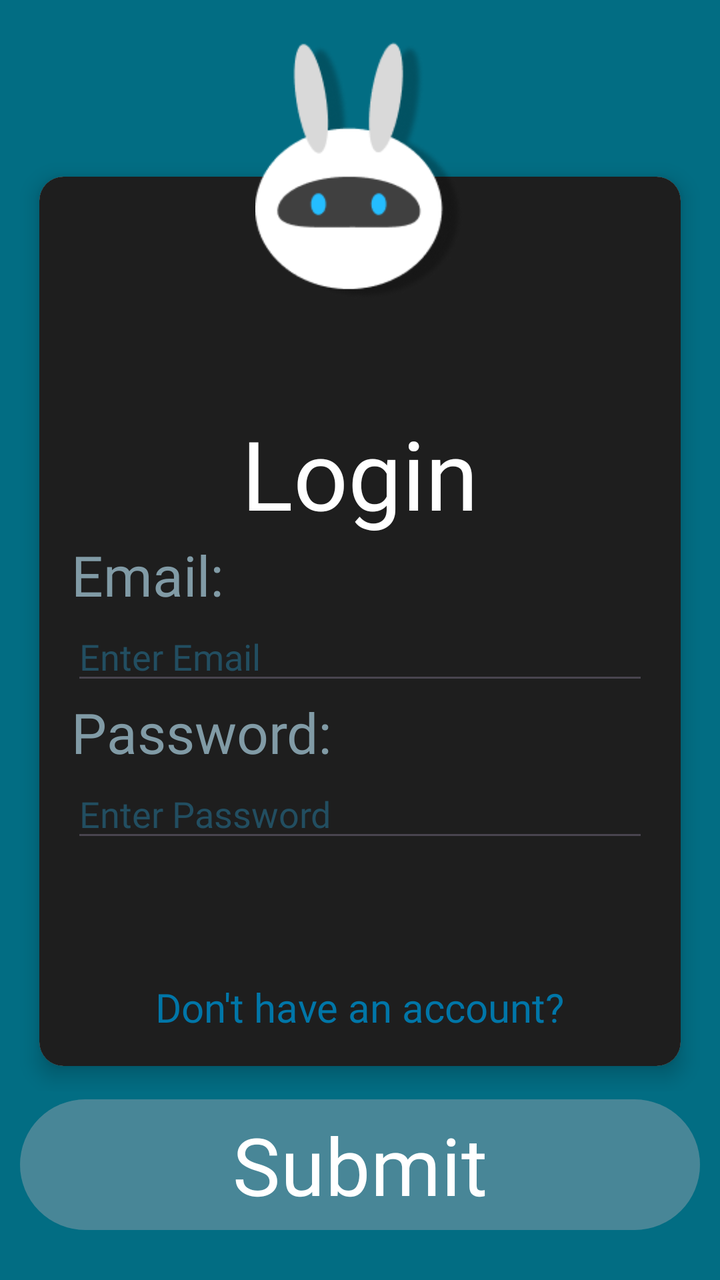
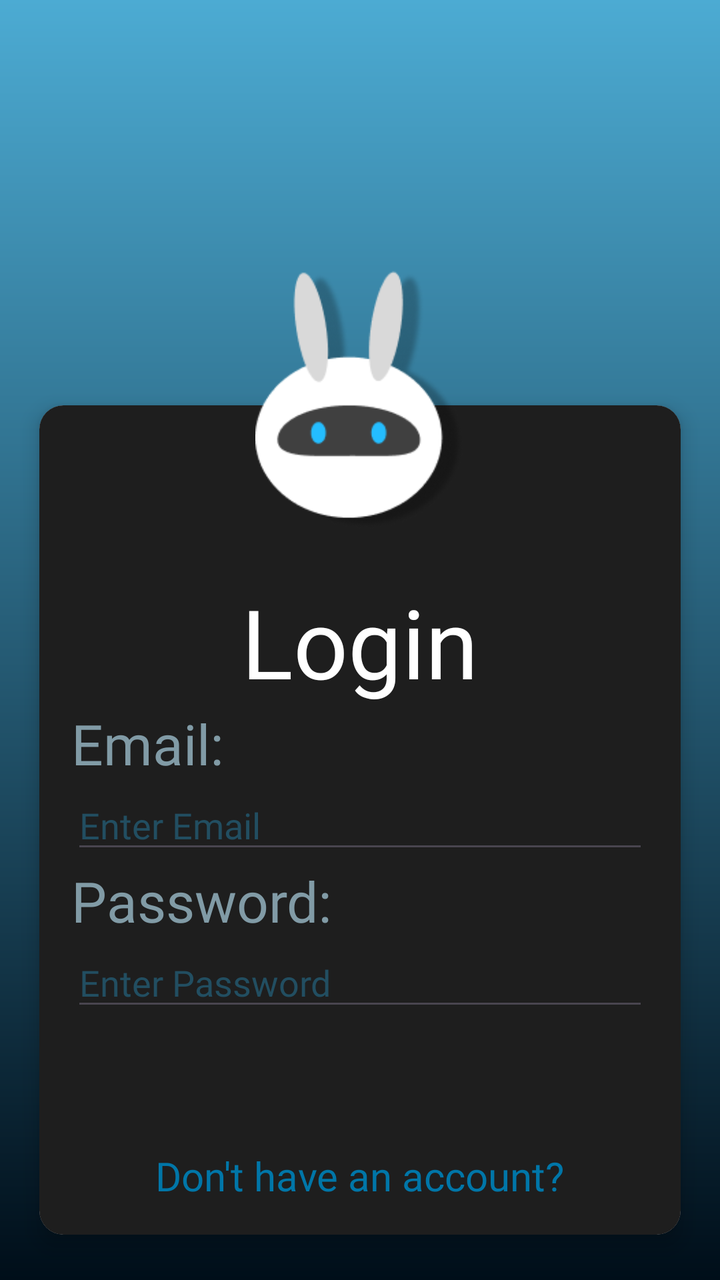

Two renders of the same Android screen: before a commit and after it. Below are the layout's source before the change and the commit's diff.
<!-- AndroidManifest.xml: application theme Theme.AttendLY -->
<!-- res/layout/login_activity.xml -->
<?xml version="1.0" encoding="utf-8"?>
<LinearLayout xmlns:android="http://schemas.android.com/apk/res/android"
    xmlns:app="http://schemas.android.com/apk/res-auto"
    xmlns:tools="http://schemas.android.com/tools"
    android:layout_width="match_parent"
    android:layout_height="match_parent"
    android:background="#026D83"
    android:orientation="vertical"
    android:padding="10dp"
    android:gravity="center">

    <FrameLayout
        android:layout_width="match_parent"
        android:layout_height="wrap_content"
        android:layout_gravity="center">

        <androidx.cardview.widget.CardView
            android:layout_width="match_parent"
            android:layout_height="wrap_content"
            app:cardCornerRadius="12dp"
            android:layout_marginTop="55dp"
            app:cardElevation="6dp"
            app:cardUseCompatPadding="true"
            tools:layout_editor_absoluteX="16dp"
            tools:layout_editor_absoluteY="121dp">


            <LinearLayout
                android:layout_width="match_parent"
                android:layout_height="match_parent"
                android:background="#1E1E1E"
                android:orientation="vertical"
                android:padding="16dp">

                <TextView
                    android:layout_width="wrap_content"
                    android:layout_height="match_parent"
                    android:layout_gravity="center"
                    android:layout_marginTop="100dp"
                    android:fontFamily="@font/jersey10"
                    android:text="@string/login"
                    android:textColor="#FFFFFF"
                    android:textSize="48sp">

                </TextView>

                <TextView
                    android:layout_width="wrap_content"
                    android:layout_height="match_parent"
                    android:fontFamily="@font/jersey10"
                    android:text="@string/email"
                    android:textColor="#819BA6"
                    android:textSize="28sp">

                </TextView>

                <EditText
                    android:id="@+id/etLoginEmail"
                    android:layout_width="match_parent"
                    android:layout_height="wrap_content"
                    android:hint="Enter Email"
                    android:fontFamily="@font/jersey10"
                    android:textColor="#FFFFFF"
                    android:textColorHint="#224E61">

                </EditText>

                <TextView
                    android:layout_width="wrap_content"
                    android:layout_height="match_parent"
                    android:fontFamily="@font/jersey10"
                    android:text="@string/password"
                    android:textColor="#819BA6"
                    android:textSize="28sp">

                </TextView>

                <EditText
                    android:id="@+id/etLoginPassword"
                    android:layout_width="match_parent"
                    android:layout_height="wrap_content"
                    android:fontFamily="@font/jersey10"
                    android:inputType="textPassword"
                    android:hint="Enter Password"
                    android:textColor="#FFFFFF"
                    android:textColorHint="#224E61">

                </EditText>

                <TextView
                    android:id="@+id/tvNoAccount"
                    android:layout_width="wrap_content"
                    android:layout_height="wrap_content"
                    android:layout_gravity="center"
                    android:layout_marginTop="64dp"
                    android:clickable="true"
                    android:focusable="true"
                    android:fontFamily="@font/jersey10"
                    android:text="@string/don_t_have_an_account"
                    android:textColor="#0076A8"
                    android:textSize="20sp" />

            </LinearLayout>
        </androidx.cardview.widget.CardView>

        <ImageView
            android:id="@+id/imageView"
            android:layout_width="124dp"
            android:layout_height="130dp"
            android:layout_gravity="top|center_horizontal"
            android:elevation="10dp"
            app:srcCompat="@drawable/attendly" />

    </FrameLayout>


    <Button
        android:id="@+id/btnSubmit"
        android:layout_width="match_parent"
        android:layout_height="wrap_content"
        android:text="@string/submit"

        android:backgroundTint="#56819BA6"
        android:fontFamily="@font/jersey10"
        android:textColor="#FFFFFF"
        android:textSize="40sp" />

</LinearLayout>
<!-- resources referenced by this layout -->
<resources>
  <!-- drawable attendly: png bitmap (drawable, 11594 bytes) -->
  <string name="don_t_have_an_account">Don\'t have an account?</string>
  <string name="email">Email:</string>
  <string name="login">Login</string>
  <string name="password">Password:</string>
  <string name="submit">Submit</string>
  <style name="Theme.AttendLY" parent="Base.Theme.AttendLY" />
  <style name="Base.Theme.AttendLY" parent="Theme.Material3.DayNight.NoActionBar">
          
          
      </style>
</resources>

<!-- the commit's change to res/layout/login_activity.xml (unified diff, before → after) -->
@@ -4,10 +4,13 @@
     xmlns:tools="http://schemas.android.com/tools"
     android:layout_width="match_parent"
     android:layout_height="match_parent"
-    android:background="#026D83"
+    android:background="@drawable/bg"
+    android:gravity="top|center_horizontal"
     android:orientation="vertical"
-    android:padding="10dp"
-    android:gravity="center">
+    android:paddingHorizontal="10dp"
+    android:paddingTop="135dp"
+    android:paddingBottom="10dp"
+    >
 
     <FrameLayout
         android:layout_width="match_parent"
@@ -36,7 +39,7 @@
                     android:layout_width="wrap_content"
                     android:layout_height="match_parent"
                     android:layout_gravity="center"
-                    android:layout_marginTop="100dp"
+                    android:layout_marginTop="70dp"
                     android:fontFamily="@font/jersey10"
                     android:text="@string/login"
                     android:textColor="#FFFFFF"
@@ -125,4 +128,36 @@
         android:textColor="#FFFFFF"
         android:textSize="40sp" />
 
+    <LinearLayout
+        android:layout_width="match_parent"
+        android:layout_height="0dp"
+        android:layout_weight="1"
+        android:gravity="bottom|start"
+        android:orientation="horizontal">
+
+        <ImageView
+            android:id="@+id/ivBottomMascot"
+            android:layout_width="167dp"
+            android:layout_height="230dp"
+            android:layout_marginStart="-10dp"
+            android:layout_marginBottom="10dp"
+            android:rotation="15"
+            android:scaleType="fitCenter"
+            app:srcCompat="@drawable/attendly_heart" />
+
+        <TextView
+            android:id="@+id/tvWelcome"
+            android:layout_width="wrap_content"
+            android:layout_height="wrap_content"
+            android:layout_marginStart="4dp"
+            android:layout_marginBottom="48dp"
+            android:fontFamily="@font/jersey10"
+            android:lineSpacingExtra="4dp"
+            android:text="Hi, Welcome to\nAttendLY"
+            android:textColor="#819BA6"
+            android:textSize="40sp" />
+
+    </LinearLayout>
+
+
 </LinearLayout>
<!-- resource entries referenced after the edit -->
@@ -1,6 +1,33 @@
 <!-- resources referenced by this layout -->
 <resources>
   <!-- drawable attendly: png bitmap (drawable, 11594 bytes) -->
+  <!-- drawable attendly_heart: vector/xml drawable (drawable, 3502 chars, omitted) -->
+  <!-- drawable bg (drawable) -->
+  <vector xmlns:android="http://schemas.android.com/apk/res/android"
+      xmlns:aapt="http://schemas.android.com/aapt"
+      android:width="440dp"
+      android:height="956dp"
+      android:viewportWidth="440"
+      android:viewportHeight="956">
+    <group>
+      <clip-path
+          android:pathData="M0,0h440v956h-440z"/>
+      <path
+          android:pathData="M0,0h440v956h-440z">
+        <aapt:attr name="android:fillColor">
+          <gradient
+              android:startX="220"
+              android:startY="0"
+              android:endX="220"
+              android:endY="956"
+              android:type="linear">
+            <item android:offset="0" android:color="#FF4CABD3"/>
+            <item android:offset="1" android:color="#FF000E19"/>
+          </gradient>
+        </aapt:attr>
+      </path>
+    </group>
+  </vector>
   <string name="don_t_have_an_account">Don\'t have an account?</string>
   <string name="email">Email:</string>
   <string name="login">Login</string>
